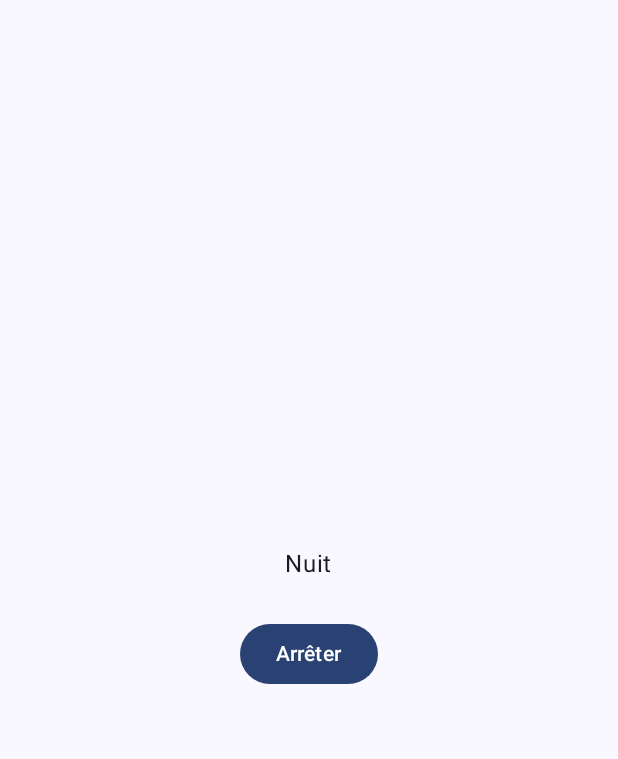
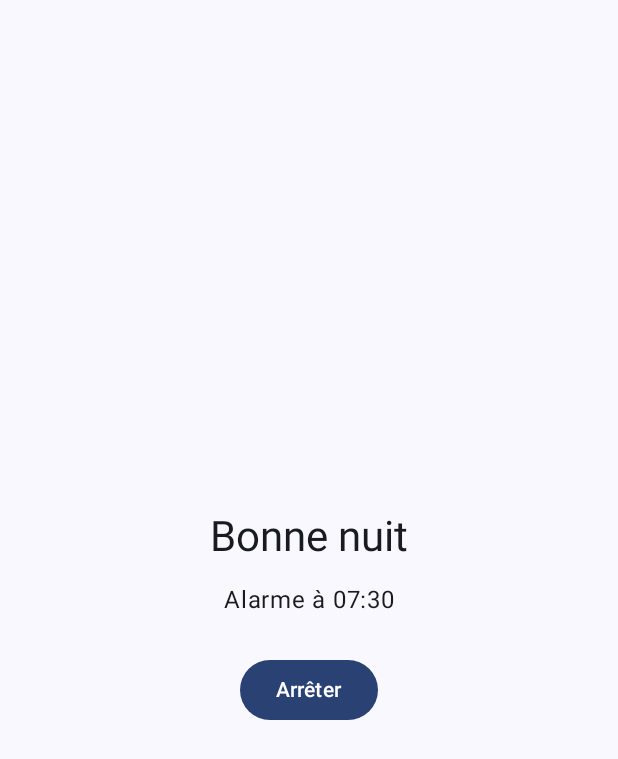
Before and after one commit to inesrbn/projet_libre_ronflometre, an Android app built with Jetpack Compose: the screen it shows after launch (MainActivity), after a tap on "Démarrer", on a phone screen of 412 x 824 dp. Shown: the top 759 px of the screen. Run offline under Robolectric (Android 15) with nearby library versions, the phone set to English and light mode, and no system bars.

Commit message:
écran Sommeil : choix de l'heure, 3 modes d'alarme et bouton Démarrer vers l'écran Nuit

```diff
--- a/app/src/main/java/com/example/ronflometre/navigation/NavGraph.kt
+++ b/app/src/main/java/com/example/ronflometre/navigation/NavGraph.kt
@@ -3,53 +3,73 @@ package com.example.ronflometre.navigation
 import androidx.compose.runtime.Composable
 import androidx.compose.ui.Modifier
 import androidx.navigation.NavHostController
+import androidx.navigation.NavType
 import androidx.navigation.compose.NavHost
 import androidx.navigation.compose.composable
-import androidx.navigation.compose.rememberNavController
+import androidx.navigation.navArgument
 import com.example.ronflometre.ui.screens.JournalScreen
 import com.example.ronflometre.ui.screens.NuitScreen
 import com.example.ronflometre.ui.screens.ProfilScreen
-import com.example.ronflometre.ui.screens.SommeilScreen
 import com.example.ronflometre.ui.screens.StatistiquesScreen
+import com.example.ronflometre.ui.screens.sommeil.ModeAlarme
+import com.example.ronflometre.ui.screens.sommeil.SommeilScreen
 
 object Routes {
-
-    const val NUIT = "nuit"
-
+    const val SOMMEIL = "sommeil"
     const val JOURNAL = "journal"
-
     const val STATISTIQUES = "statistiques"
-
-    const val SOMMEIL = "sommeil"
-
     const val PROFIL = "profil"
 
+    // l'écran Nuit reçoit l'heure, la minute et le mode dans sa route
+    const val NUIT = "nuit/{heure}/{minute}/{mode}"
+    fun nuit(heure: Int, minute: Int, mode: ModeAlarme) = "nuit/$heure/$minute/${mode.name}"
 }
 
 // Associe chaque route à son écran
 @Composable
 fun NavGraph(
+    navController: NavHostController,
     modifier: Modifier = Modifier,
-    navController: NavHostController = rememberNavController(),
-    startDestination: String = Routes.SOMMEIL) {
-
+    startDestination: String = Routes.SOMMEIL
+) {
     NavHost(
         navController = navController,
         startDestination = startDestination,
         modifier = modifier
-    )  {
+    ) {
         composable(Routes.SOMMEIL) {
             SommeilScreen(
-                // le bouton Démarrer ouvre l'écran de la nuit
-                onDemarrer = { navController.navigate(Routes.NUIT) }
+                // Démarrer ouvre l'écran de la nuit avec l'heure et le mode choisis
+                onDemarrer = { heure, minute, mode ->
+                    navController.navigate(Routes.nuit(heure, minute, mode))
+                }
             )
         }
         composable(Routes.JOURNAL) { JournalScreen() }
         composable(Routes.STATISTIQUES) { StatistiquesScreen() }
         composable(Routes.PROFIL) { ProfilScreen() }
-        composable(Routes.NUIT) {
+
+        composable(
+            route = Routes.NUIT,
+            // le type de chaque argument de la route
+            arguments = listOf(
+                navArgument("heure") { type = NavType.IntType },
+                navArgument("minute") { type = NavType.IntType },
+                navArgument("mode") { type = NavType.StringType }
+            )
+        ) { backStackEntry ->
+            // on lit les arguments
+            val heure = backStackEntry.arguments?.getInt("heure") ?: 7
+            val minute = backStackEntry.arguments?.getInt("minute") ?: 30
+            val mode = ModeAlarme.valueOf(
+                backStackEntry.arguments?.getString("mode") ?: ModeAlarme.FIXE.name
+            )
+
             NuitScreen(
-                // le bouton Arrêter revient à l'écran précédent (Sommeil)
+                heure = heure,
+                minute = minute,
+                mode = mode,
+                // Arrêter revient à l'écran précédent (Sommeil)
                 onArreter = { navController.popBackStack() }
             )
         }
--- /dev/null
+++ b/app/src/main/java/com/example/ronflometre/ui/components/ChoixMode.kt
@@ -0,0 +1,93 @@
+package com.example.ronflometre.ui.components
+
+import androidx.compose.foundation.background
+import androidx.compose.foundation.layout.Arrangement
+import androidx.compose.foundation.layout.Box
+import androidx.compose.foundation.layout.Column
+import androidx.compose.foundation.layout.Row
+import androidx.compose.foundation.layout.Spacer
+import androidx.compose.foundation.layout.fillMaxWidth
+import androidx.compose.foundation.layout.height
+import androidx.compose.foundation.layout.padding
+import androidx.compose.foundation.layout.size
+import androidx.compose.foundation.pager.HorizontalPager
+import androidx.compose.foundation.pager.rememberPagerState
+import androidx.compose.foundation.shape.CircleShape
+import androidx.compose.material3.MaterialTheme
+import androidx.compose.material3.Text
+import androidx.compose.runtime.Composable
+import androidx.compose.runtime.LaunchedEffect
+import androidx.compose.ui.Alignment
+import androidx.compose.ui.Modifier
+import androidx.compose.ui.draw.clip
+import androidx.compose.ui.text.style.TextAlign
+import androidx.compose.ui.unit.dp
+import androidx.compose.ui.unit.sp
+import com.example.ronflometre.ui.screens.sommeil.ModeAlarme
+
+// Les 3 modes qu'on fait glisser + les petits points en dessous
+// Prévient le parent (onModeChoisi) à chaque changement de page
+@Composable
+fun ChoixMode(
+    heure: Int,
+    minute: Int,
+    modeInitial: ModeAlarme,
+    onModeChoisi: (ModeAlarme) -> Unit,
+    modifier: Modifier = Modifier
+) {
+    // état du pager : 3 pages
+    val pagerState = rememberPagerState(initialPage = modeInitial.ordinal, pageCount = { 3 })
+
+    // à chaque changement de page, on prévient le ViewModel
+    LaunchedEffect(pagerState.currentPage) {
+        // page 0 → FENETRE, page 1 → FIXE, page 2 → AUCUNE (même ordre que l'enum)
+        onModeChoisi(ModeAlarme.entries[pagerState.currentPage])
+    }
+
+    // l'heure de l'alarme en texte
+    val heureTexte = "%02d:%02d".format(heure, minute)
+
+    // l'heure 30 minutes avant
+    val minutesDebut = (heure * 60 + minute - 30 + 24 * 60) % (24 * 60)   // en minutes depuis minuit
+    val debutFenetre = "%02d:%02d".format(minutesDebut / 60, minutesDebut % 60)
+
+    Column(modifier = modifier, horizontalAlignment = Alignment.CenterHorizontally) {
+
+        HorizontalPager(
+            state = pagerState,
+            modifier = Modifier.fillMaxWidth()
+        ) { page ->
+            // le texte de chaque page
+            val texte = when (page) {
+                0 -> "Réveil entre $debutFenetre et $heureTexte"
+                1 -> "Alarme à $heureTexte"
+                else -> "Pas d'alarme"
+            }
+            Text(
+                text = texte,
+                fontSize = 18.sp,
+                textAlign = TextAlign.Center,
+                modifier = Modifier.fillMaxWidth().padding(vertical = 8.dp)
+            )
+        }
+
+        Spacer(Modifier.height(8.dp))
+
+        // les petits points : celui de la page actuelle est plus foncé
+        Row(horizontalArrangement = Arrangement.spacedBy(8.dp)) {
+            repeat(3) { i ->
+                val couleur = if (i == pagerState.currentPage) {
+                    MaterialTheme.colorScheme.primary
+                } else {
+                    MaterialTheme.colorScheme.outlineVariant
+                }
+                Box(
+                    modifier = Modifier
+                        .size(8.dp)
+                        .clip(CircleShape)
+                        .background(couleur)
+                )
+            }
+        }
+    }
+}
--- /dev/null
+++ b/app/src/main/java/com/example/ronflometre/ui/components/SelecteurHeure.kt
@@ -0,0 +1,90 @@
+package com.example.ronflometre.ui.components
+
+import androidx.compose.foundation.layout.Column
+import androidx.compose.foundation.layout.Row
+import androidx.compose.foundation.layout.padding
+import androidx.compose.foundation.layout.size
+import androidx.compose.material.icons.Icons
+import androidx.compose.material.icons.filled.KeyboardArrowDown
+import androidx.compose.material.icons.filled.KeyboardArrowUp
+import androidx.compose.material3.Icon
+import androidx.compose.material3.IconButton
+import androidx.compose.material3.Text
+import androidx.compose.runtime.Composable
+import androidx.compose.ui.Alignment
+import androidx.compose.ui.Modifier
+import androidx.compose.ui.text.font.FontWeight
+import androidx.compose.ui.tooling.preview.Preview
+import androidx.compose.ui.unit.dp
+import androidx.compose.ui.unit.sp
+import com.example.ronflometre.ui.theme.RonflometreTheme
+
+// stateless
+@Composable
+fun SelecteurHeure(
+    heure: Int,
+    minute: Int,
+    onHeurePlus: () -> Unit,
+    onHeureMoins: () -> Unit,
+    onMinutePlus: () -> Unit,
+    onMinuteMoins: () -> Unit,
+    modifier: Modifier = Modifier
+) {
+    Row(
+        modifier = modifier,
+        verticalAlignment = Alignment.CenterVertically
+    ) {
+        ColonneChiffre(valeur = heure, onPlus = onHeurePlus, onMoins = onHeureMoins)
+
+        Text(
+            text = ":",
+            fontSize = 64.sp,
+            fontWeight = FontWeight.Light,
+            modifier = Modifier.padding(horizontal = 16.dp)
+        )
+
+        ColonneChiffre(valeur = minute, onPlus = onMinutePlus, onMoins = onMinuteMoins)
+    }
+}
+
+// Une colonne : flèche vers le haut, le nombre sur 2 chiffres, flèche vers le bas
+@Composable
+private fun ColonneChiffre(
+    valeur: Int,
+    onPlus: () -> Unit,
+    onMoins: () -> Unit
+) {
+    Column(horizontalAlignment = Alignment.CenterHorizontally) {
+        IconButton(onClick = onPlus) {
+            Icon(
+                imageVector = Icons.Filled.KeyboardArrowUp,
+                contentDescription = "Augmenter",
+                modifier = Modifier.size(40.dp)
+            )
+        }
+        Text(
+            text = "%02d".format(valeur),   // 7 s'affiche "07"
+            fontSize = 64.sp,
+            fontWeight = FontWeight.Light
+        )
+        IconButton(onClick = onMoins) {
+            Icon(
+                imageVector = Icons.Filled.KeyboardArrowDown,
+                contentDescription = "Diminuer",
+                modifier = Modifier.size(40.dp)
+            )
+        }
+    }
+}
+
+@Preview(showBackground = true)
+@Composable
+fun SelecteurHeurePreview() {
+    RonflometreTheme {
+        SelecteurHeure(
+            heure = 7, minute = 30,
+            onHeurePlus = {}, onHeureMoins = {},
+            onMinutePlus = {}, onMinuteMoins = {}
+        )
+    }
+}
--- a/app/src/main/java/com/example/ronflometre/ui/screens/NuitScreen.kt
+++ b/app/src/main/java/com/example/ronflometre/ui/screens/NuitScreen.kt
@@ -13,16 +13,32 @@ import androidx.compose.ui.Alignment
 import androidx.compose.ui.Modifier
 import androidx.compose.ui.tooling.preview.Preview
 import androidx.compose.ui.unit.dp
+import com.example.ronflometre.ui.screens.sommeil.ModeAlarme
 import com.example.ronflometre.ui.theme.RonflometreTheme
 
+// Écran de la nuit en cours
 @Composable
-fun NuitScreen(modifier: Modifier = Modifier, onArreter: () -> Unit = {}) {
+fun NuitScreen(
+    heure: Int,
+    minute: Int,
+    mode: ModeAlarme,
+    onArreter: () -> Unit
+) {
+    val heureTexte = "%02d:%02d".format(heure, minute)
+    val texteAlarme = when (mode) {
+        ModeAlarme.FENETRE -> "Réveil autour de $heureTexte"
+        ModeAlarme.FIXE -> "Alarme à $heureTexte"
+        ModeAlarme.AUCUNE -> "Pas d'alarme"
+    }
+
     Column(
         modifier = Modifier.fillMaxSize(),
         verticalArrangement = Arrangement.Center,
         horizontalAlignment = Alignment.CenterHorizontally
     ) {
-        Text(text = "Nuit")
+        Text(text = "Bonne nuit", style = MaterialTheme.typography.headlineMedium)
+        Spacer(Modifier.height(12.dp))
+        Text(text = texteAlarme)
         Spacer(Modifier.height(24.dp))
         Button(onClick = onArreter) { Text("Arrêter") }
     }
@@ -31,5 +47,7 @@ fun NuitScreen(modifier: Modifier = Modifier, onArreter: () -> Unit = {}) {
 @Preview(showBackground = true)
 @Composable
 fun NuitScreenPreview() {
-    RonflometreTheme { NuitScreen() }
+    RonflometreTheme {
+        NuitScreen(heure = 7, minute = 30, mode = ModeAlarme.FIXE, onArreter = {})
+    }
 }
--- a/app/src/main/java/com/example/ronflometre/ui/screens/SommeilScreen.kt
+++ /dev/null
@@ -1,34 +0,0 @@
-package com.example.ronflometre.ui.screens
-
-import androidx.compose.foundation.layout.Arrangement
-import androidx.compose.foundation.layout.Column
-import androidx.compose.foundation.layout.Spacer
-import androidx.compose.foundation.layout.fillMaxSize
-import androidx.compose.foundation.layout.height
-import androidx.compose.material3.Button
-import androidx.compose.material3.Text
-import androidx.compose.runtime.Composable
-import androidx.compose.ui.Alignment
-import androidx.compose.ui.Modifier
-import androidx.compose.ui.tooling.preview.Preview
-import androidx.compose.ui.unit.dp
-import com.example.ronflometre.ui.theme.RonflometreTheme
-
-@Composable
-fun SommeilScreen(modifier: Modifier = Modifier, onDemarrer: () -> Unit = {}) {
-    Column(
-        modifier = modifier.fillMaxSize(),
-        verticalArrangement = Arrangement.Center,
-        horizontalAlignment = Alignment.CenterHorizontally
-    ) {
-        Text(text = "Sommeil")
-        Spacer(Modifier.height(24.dp))
-        Button(onClick = onDemarrer) { Text("Démarrer") }
-    }
-}
-
-@Preview(showBackground = true)
-@Composable
-fun SommeilScreenPreview() {
-    RonflometreTheme { SommeilScreen() }
-}
--- /dev/null
+++ b/app/src/main/java/com/example/ronflometre/ui/screens/sommeil/SommeilScreen.kt
@@ -0,0 +1,56 @@
+package com.example.ronflometre.ui.screens.sommeil
+
+import androidx.compose.foundation.layout.Arrangement
+import androidx.compose.foundation.layout.Column
+import androidx.compose.foundation.layout.Spacer
+import androidx.compose.foundation.layout.fillMaxSize
+import androidx.compose.foundation.layout.height
+import androidx.compose.material3.Button
+import androidx.compose.material3.Text
+import androidx.compose.runtime.Composable
+import androidx.compose.ui.Alignment
+import androidx.compose.ui.Modifier
+import androidx.compose.ui.tooling.preview.Preview
+import androidx.compose.ui.unit.dp
+import androidx.lifecycle.viewmodel.compose.viewModel
+import com.example.ronflometre.ui.components.ChoixMode
+import com.example.ronflometre.ui.components.SelecteurHeure
+import com.example.ronflometre.ui.theme.RonflometreTheme
+
+@Composable
+fun SommeilScreen(modifier: Modifier = Modifier, onDemarrer: (heure: Int, minute: Int, mode: ModeAlarme) -> Unit, viewModel: SommeilViewModel = viewModel()) {
+    Column(
+        modifier = modifier.fillMaxSize(),
+        verticalArrangement = Arrangement.Center,
+        horizontalAlignment = Alignment.CenterHorizontally
+    ) {
+        Text(text = "Sommeil")
+        Spacer(Modifier.height(24.dp))
+
+        SelecteurHeure(
+            heure = viewModel.heure,
+            minute = viewModel.minute,
+            onHeurePlus = { viewModel.augmenterHeure() },
+            onHeureMoins = { viewModel.diminuerHeure() },
+            onMinutePlus = { viewModel.augmenterMinute() },
+            onMinuteMoins = { viewModel.diminuerMinute() }
+        )
+
+        ChoixMode(
+            heure = viewModel.heure,
+            minute = viewModel.minute,
+            modeInitial = viewModel.mode,
+            onModeChoisi = { viewModel.choisirMode(it) }
+        )
+
+        Spacer(Modifier.height(24.dp))
+
+        Button(onClick = { onDemarrer(viewModel.heure, viewModel.minute, viewModel.mode) }) { Text("Démarrer") }
+    }
+}
+
+@Preview(showBackground = true)
+@Composable
+fun SommeilScreenPreview() {
+    RonflometreTheme { SommeilScreen(onDemarrer = { _, _, _ -> }) }
+}
--- /dev/null
+++ b/app/src/main/java/com/example/ronflometre/ui/screens/sommeil/SommeilViewModel.kt
@@ -0,0 +1,33 @@
+package com.example.ronflometre.ui.screens.sommeil
+
+import androidx.compose.runtime.getValue
+import androidx.compose.runtime.mutableIntStateOf
+import androidx.compose.runtime.mutableStateOf
+import androidx.compose.runtime.setValue
+import androidx.lifecycle.ViewModel
+
+enum class ModeAlarme {
+    // les 3 modes (réveil dans une fenêtre, alarme fixe, pas d'alarme)
+    FENETRE,
+    FIXE,
+    AUCUNE
+}
+
+class SommeilViewModel : ViewModel() {
+
+    var mode by mutableStateOf(ModeAlarme.FIXE)
+        private set
+    var heure by mutableIntStateOf(7)
+        private set
+
+    var minute by mutableIntStateOf(30)
+        private set
+
+
+    fun augmenterHeure() { heure = (heure + 1) % 24 }
+    fun diminuerHeure() { heure = (heure - 1 + 24) % 24 }
+    fun augmenterMinute() { minute = (minute + 5) % 60 }
+    fun diminuerMinute() { minute = (minute - 5 + 60) % 60 }
+    fun choisirMode(nouveau: ModeAlarme) { mode = nouveau }
+
+}
```
Also changed, not shown: 2 other files.
